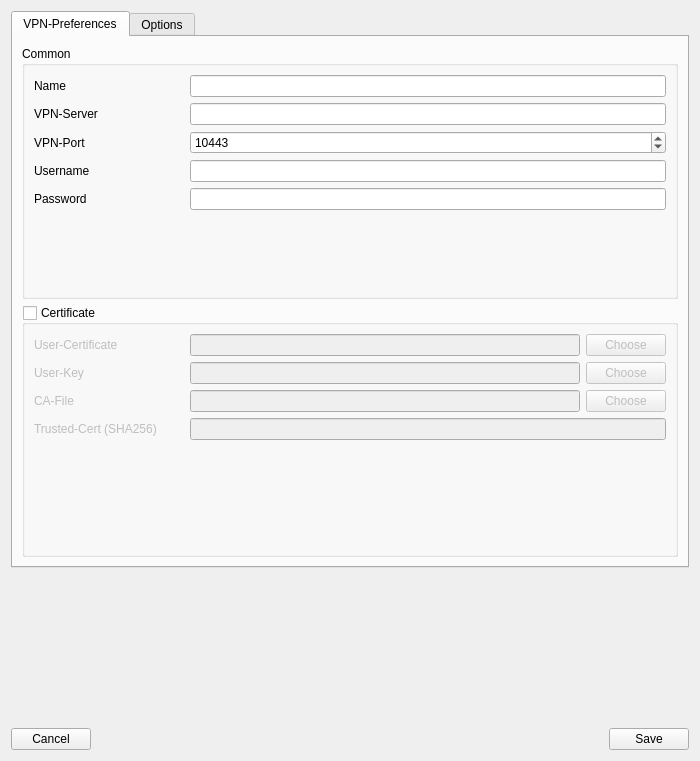
Old version of the form openfortigui/vpnprofileeditor.ui in the repository theinvisible/openfortigui.
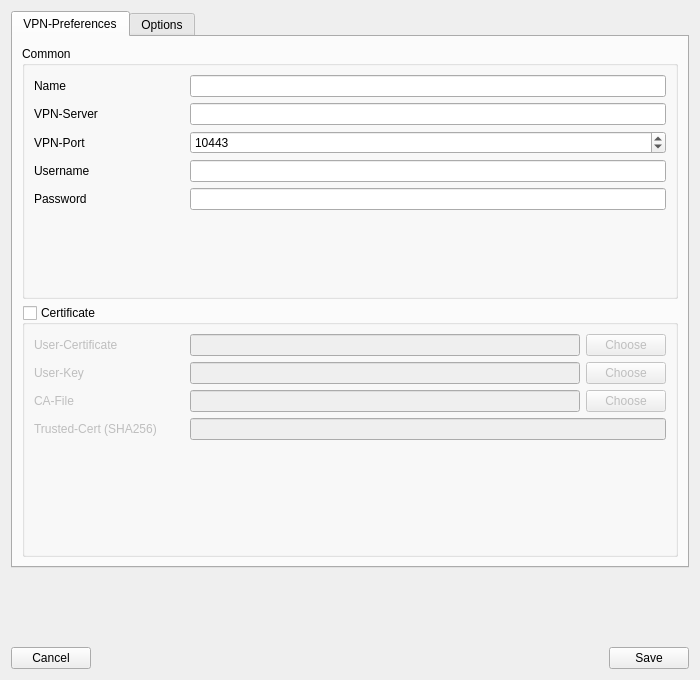
New version of the form.

Commit message: Adjust minimum height on some windows to fit on smaller screens

What changed in the file:
```diff
--- a/openfortigui/vpnprofileeditor.ui
+++ b/openfortigui/vpnprofileeditor.ui
@@ -7,7 +7,7 @@
     <x>0</x>
     <y>0</y>
     <width>700</width>
-    <height>761</height>
+    <height>680</height>
    </rect>
   </property>
   <property name="windowTitle">
```
The commit also changes 1 other file.
